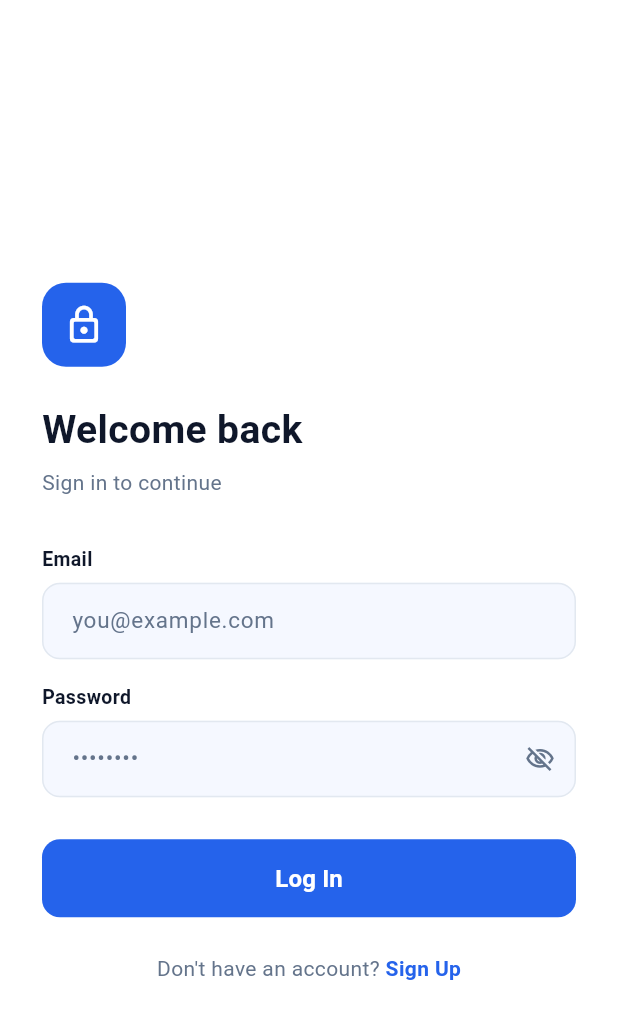
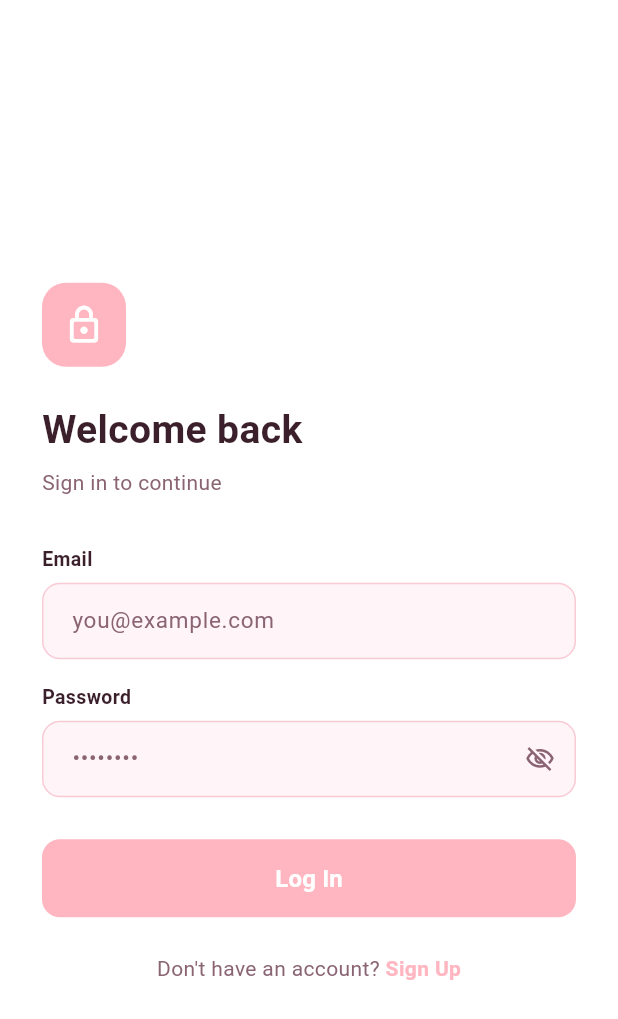
Before and after one commit to Shawnpeter578/KENBRISELLERIS-sixthsense, a Flutter app: the screen it shows after launch, on a phone screen of 412 x 824 dp. Shown: the top 1019 px of the screen. Run offline on Flutter 3.47's test engine with Material 3 defaults, Android fonts, the phone set to English and light mode, and no system bars; our stand-ins replace appwrite; network calls fail.

Commit message:
changed the ui font color

```diff
--- a/sixth_sense_app/lib/theme/auth_theme.dart
+++ b/sixth_sense_app/lib/theme/auth_theme.dart
@@ -1,13 +1,13 @@
 import 'package:flutter/material.dart';
 
 class AuthColors {
-  static const primary = Color(0xFF2563EB); // blue-600
-  static const primaryDark = Color(0xFF1D4ED8); // blue-700
+  static const primary = Color(0xFFFFB6C1); // baby pink
+  static const primaryDark = Color(0xFFFF8FAB);
   static const background = Color(0xFFFFFFFF);
-  static const surface = Color(0xFFF5F8FF); // very light blue
-  static const border = Color(0xFFE2E8F0);
-  static const textPrimary = Color(0xFF0F172A);
-  static const textSecondary = Color(0xFF64748B);
+  static const surface = Color(0xFFFFF5F8);
+  static const border = Color(0xFFF8CBD6);
+  static const textPrimary = Color(0xFF3B1F2B);
+  static const textSecondary = Color(0xFF8A6473);
   static const error = Color(0xFFDC2626);
 }
 
```
